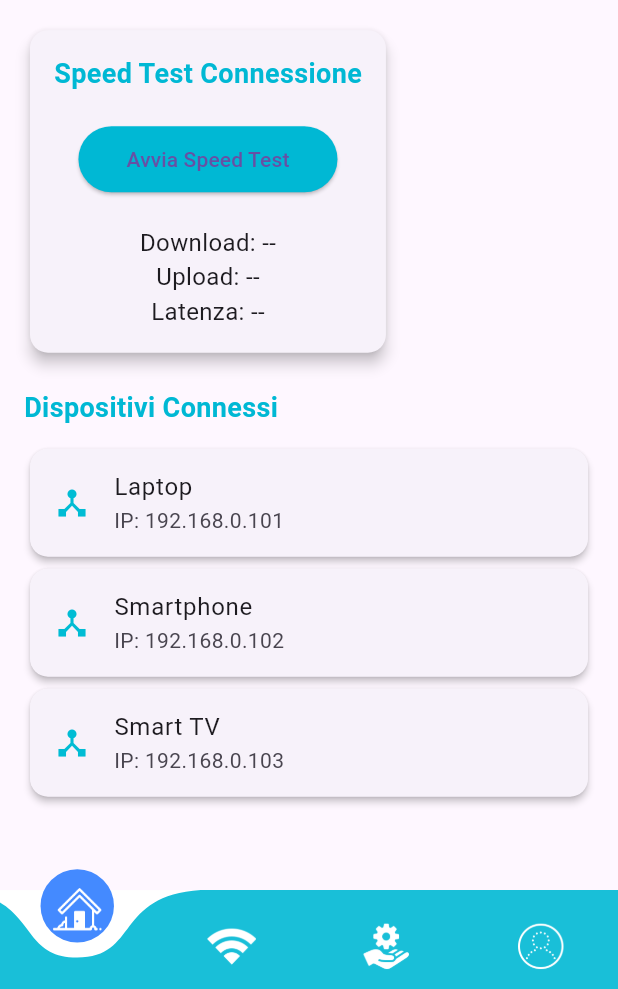
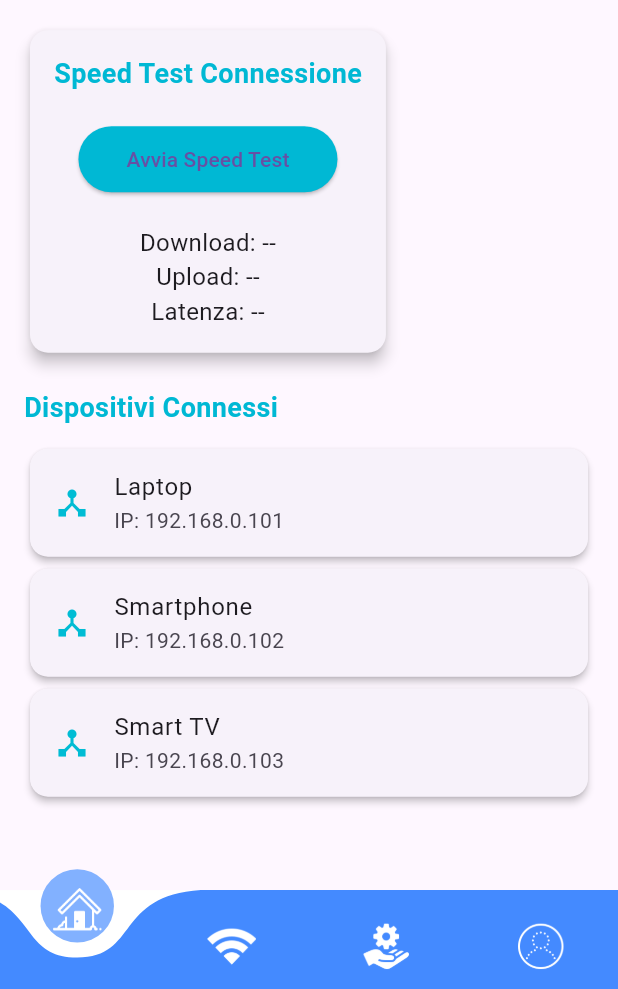
Before and after one commit to DefNet-Enterprise-Mobile-Application/EMAD2024-25-_DefNet-Front-End, a Flutter app: the HomeScreen screen opened directly, on a phone screen of 412 x 824 dp, the part 247-1236 px from its top. Run offline on Flutter 3.47's test engine with Material 3 defaults, Android fonts, the phone set to English and light mode, and no system bars; drawn by our look-alikes of curved_navigation_bar; our stand-ins replace flutter_dotenv, font_awesome_flutter, lottie.

Commit message:
update color navbar

```diff
--- a/lib/screens/Home/home_screen.dart
+++ b/lib/screens/Home/home_screen.dart
@@ -112,8 +112,8 @@ class _HomeScreenState extends State<HomeScreen> {
       // Barra di navigazione curva
       bottomNavigationBar: CurvedNavigationBar(
         backgroundColor: Colors.white,
-        color: Colors.cyanAccent.shade700.withOpacity(0.9),
-        buttonBackgroundColor: Colors.blueAccent,
+        color: Colors.blueAccent,
+        buttonBackgroundColor: Colors.blueAccent.shade100,
         height: screenHeight * 0.08, // Altezza della barra di navigazione adattiva
         animationDuration: const Duration(milliseconds: 300),
         index: _currentIndex,
```
